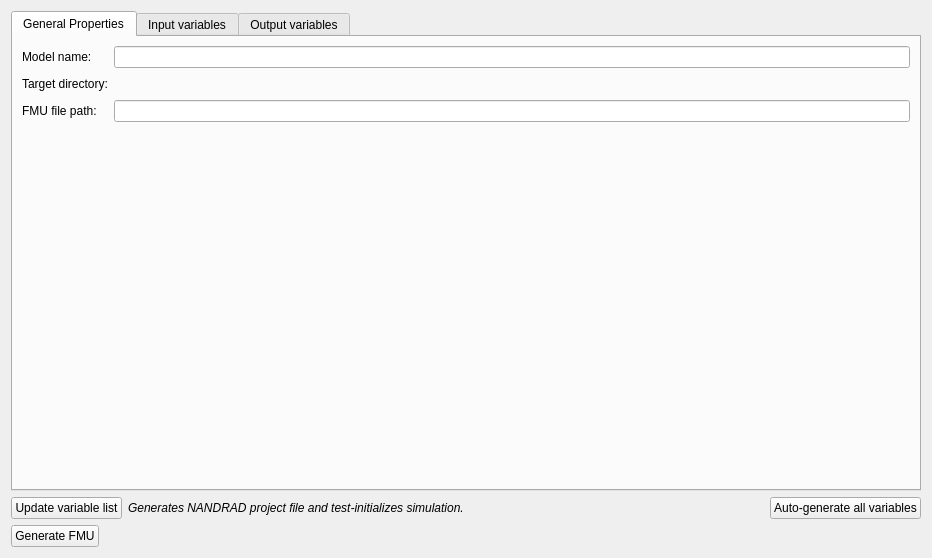
The window that NandradFMUGenerator/src/NandradFMUGeneratorWidget.ui (ghorwin/SIM-VICUS) describes before a commit, drawn with Qt 5.
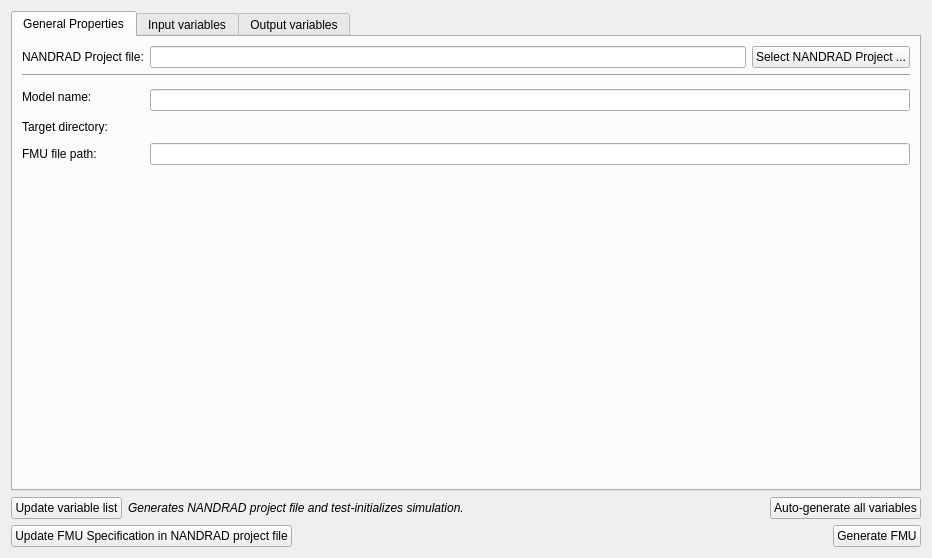
The same window after the commit. The open tabs and pages were chosen to show the change. Icons and pictures are not drawn. Custom widgets are drawn as their Qt base class.

The edit to the form file:
```diff
--- a/NandradFMUGenerator/src/NandradFMUGeneratorWidget.ui
+++ b/NandradFMUGenerator/src/NandradFMUGeneratorWidget.ui
@@ -24,60 +24,87 @@
        <string>General Properties</string>
       </attribute>
       <layout class="QGridLayout" name="gridLayout">
-       <item row="1" column="1">
-        <widget class="QtExt::BrowseFilenameWidget" name="lineEditTargetPath" native="true">
-         <property name="minimumSize">
-          <size>
-           <width>0</width>
-           <height>20</height>
-          </size>
-         </property>
-        </widget>
-       </item>
-       <item row="0" column="1">
-        <widget class="QLineEdit" name="lineEditModelName"/>
-       </item>
-       <item row="3" column="1">
-        <spacer name="verticalSpacer">
-         <property name="orientation">
-          <enum>Qt::Vertical</enum>
-         </property>
-         <property name="sizeHint" stdset="0">
-          <size>
-           <width>20</width>
-           <height>365</height>
-          </size>
-         </property>
-        </spacer>
-       </item>
        <item row="0" column="0">
+        <widget class="QLabel" name="label_5">
+         <property name="text">
+          <string>NANDRAD Project file:</string>
+         </property>
+        </widget>
+       </item>
+       <item row="0" column="1">
+        <widget class="QLineEdit" name="lineEditNandradProjectFilePath"/>
+       </item>
+       <item row="0" column="2">
+        <widget class="QPushButton" name="pushButtonSelectNandradProject">
+         <property name="toolTip">
+          <string>Select NANDRAD Project file path and update user interface to configuration stored in project.</string>
+         </property>
+         <property name="text">
+          <string>Select NANDRAD Project ...</string>
+         </property>
+        </widget>
+       </item>
+       <item row="1" column="0" colspan="3">
+        <widget class="Line" name="line">
+         <property name="orientation">
+          <enum>Qt::Horizontal</enum>
+         </property>
+        </widget>
+       </item>
+       <item row="2" column="0" rowspan="2">
         <widget class="QLabel" name="label_2">
          <property name="text">
           <string>Model name:</string>
          </property>
         </widget>
        </item>
-       <item row="1" column="0">
+       <item row="3" column="1" colspan="2">
+        <widget class="QLineEdit" name="lineEditModelName"/>
+       </item>
+       <item row="4" column="0">
         <widget class="QLabel" name="label_4">
          <property name="text">
           <string>Target directory:</string>
          </property>
         </widget>
        </item>
-       <item row="2" column="0">
+       <item row="4" column="1" colspan="2">
+        <widget class="QtExt::BrowseFilenameWidget" name="lineEditTargetPath" native="true">
+         <property name="minimumSize">
+          <size>
+           <width>0</width>
+           <height>20</height>
+          </size>
+         </property>
+        </widget>
+       </item>
+       <item row="5" column="0">
         <widget class="QLabel" name="label_3">
          <property name="text">
           <string>FMU file path:</string>
          </property>
         </widget>
        </item>
-       <item row="2" column="1">
+       <item row="5" column="1" colspan="2">
         <widget class="QLineEdit" name="lineEditFMUPath">
          <property name="readOnly">
           <bool>true</bool>
          </property>
         </widget>
        </item>
+       <item row="6" column="1">
+        <spacer name="verticalSpacer">
+         <property name="orientation">
+          <enum>Qt::Vertical</enum>
+         </property>
+         <property name="sizeHint" stdset="0">
+          <size>
+           <width>20</width>
+           <height>365</height>
+          </size>
+         </property>
+        </spacer>
+       </item>
       </layout>
      </widget>
      <widget class="QWidget" name="tabInputVariables">
@@ -258,9 +285,9 @@
    <item>
     <layout class="QHBoxLayout" name="horizontalLayout">
      <item>
-      <widget class="QPushButton" name="pushButtonGenerate">
+      <widget class="QPushButton" name="pushButtonSaveNandradProject">
        <property name="text">
-        <string>Generate FMU</string>
+        <string>Update FMU Specification in NANDRAD project file</string>
        </property>
        <property name="icon">
         <iconset>
@@ -287,6 +314,23 @@
        </property>
       </spacer>
      </item>
+     <item>
+      <widget class="QPushButton" name="pushButtonGenerate">
+       <property name="text">
+        <string>Generate FMU</string>
+       </property>
+       <property name="icon">
+        <iconset>
+         <normaloff>:/gfx/actions/32x32/FMU_32x32.png</normaloff>:/gfx/actions/32x32/FMU_32x32.png</iconset>
+       </property>
+       <property name="iconSize">
+        <size>
+         <width>32</width>
+         <height>32</height>
+        </size>
+       </property>
+      </widget>
+     </item>
     </layout>
    </item>
   </layout>
```
Left out of the diff: 32 changed lines with no effect on the pictures.
